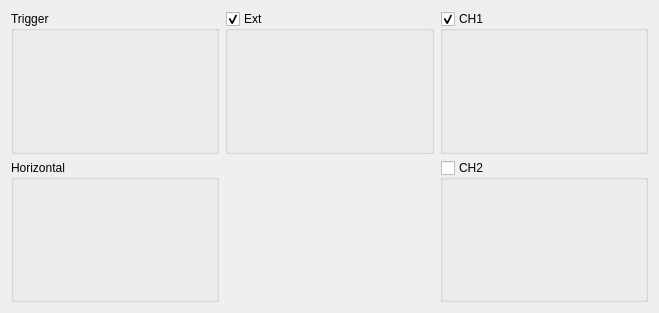
Above: contrib/agilent/libs/ap240w/ap240form.ui from qtplatz/qtplatz before the change. Below: the same form after it.
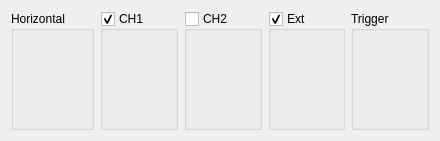
That is the form after the change.

Patch:
```diff
--- a/contrib/agilent/libs/ap240w/ap240form.ui
+++ b/contrib/agilent/libs/ap240w/ap240form.ui
@@ -6,26 +6,33 @@
    <rect>
     <x>0</x>
     <y>0</y>
-    <width>659</width>
-    <height>313</height>
+    <width>440</width>
+    <height>141</height>
    </rect>
   </property>
   <property name="windowTitle">
    <string>Form</string>
   </property>
-  <layout class="QGridLayout" name="gridLayout">
-   <item row="0" column="0">
-    <layout class="QHBoxLayout" name="horizontalLayout">
-     <item>
-      <widget class="QGroupBox" name="groupBox">
-       <property name="title">
-        <string>Trigger</string>
-       </property>
-      </widget>
-     </item>
-    </layout>
+  <layout class="QHBoxLayout" name="horizontalLayout_2">
+   <item>
+    <widget class="QGroupBox" name="groupBox_4">
+     <property name="title">
+      <string>Horizontal</string>
+     </property>
+     <zorder>groupBox_2</zorder>
+    </widget>
    </item>
-   <item row="1" column="2">
+   <item>
+    <widget class="QGroupBox" name="groupBox_2">
+     <property name="title">
+      <string>CH1</string>
+     </property>
+     <property name="checkable">
+      <bool>true</bool>
+     </property>
+    </widget>
+   </item>
+   <item>
     <widget class="QGroupBox" name="groupBox_3">
      <property name="title">
       <string>CH2</string>
@@ -38,24 +45,7 @@
      </property>
     </widget>
    </item>
-   <item row="0" column="2">
-    <widget class="QGroupBox" name="groupBox_2">
-     <property name="title">
-      <string>CH1</string>
-     </property>
-     <property name="checkable">
-      <bool>true</bool>
-     </property>
-    </widget>
-   </item>
-   <item row="1" column="0">
-    <widget class="QGroupBox" name="groupBox_4">
-     <property name="title">
-      <string>Horizontal</string>
-     </property>
-    </widget>
-   </item>
-   <item row="0" column="1">
+   <item>
     <widget class="QGroupBox" name="groupBox_5">
      <property name="title">
       <string>Ext</string>
@@ -65,6 +55,13 @@
      </property>
     </widget>
    </item>
+   <item>
+    <widget class="QGroupBox" name="groupBox">
+     <property name="title">
+      <string>Trigger</string>
+     </property>
+    </widget>
+   </item>
   </layout>
  </widget>
  <resources/>
```
